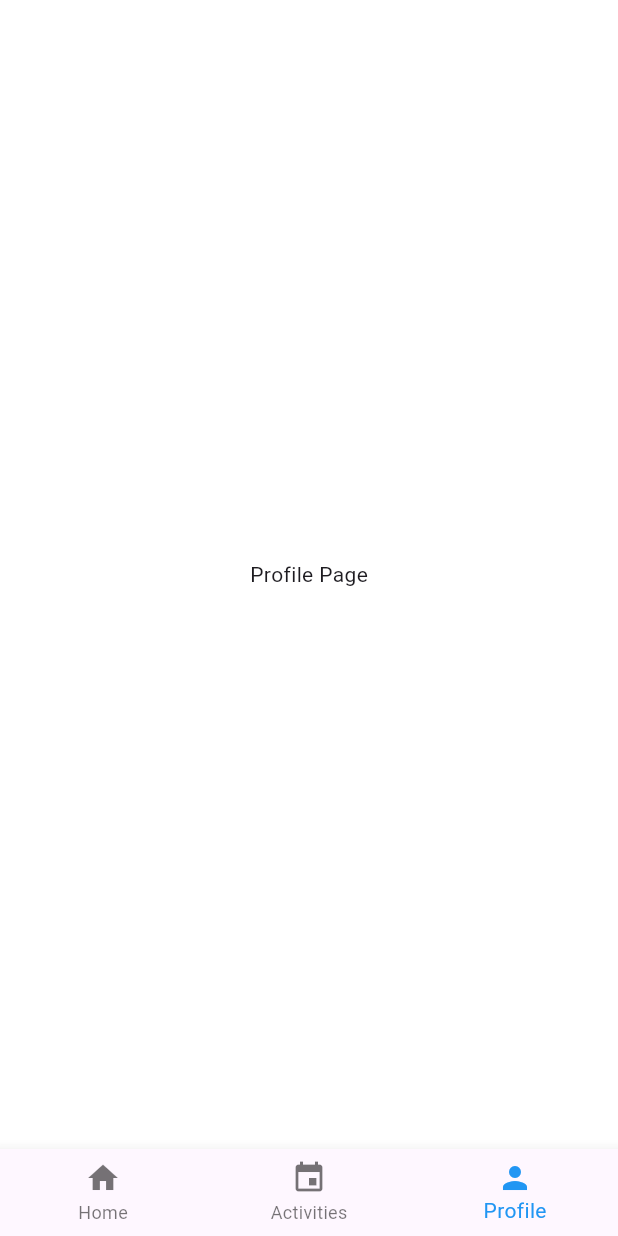
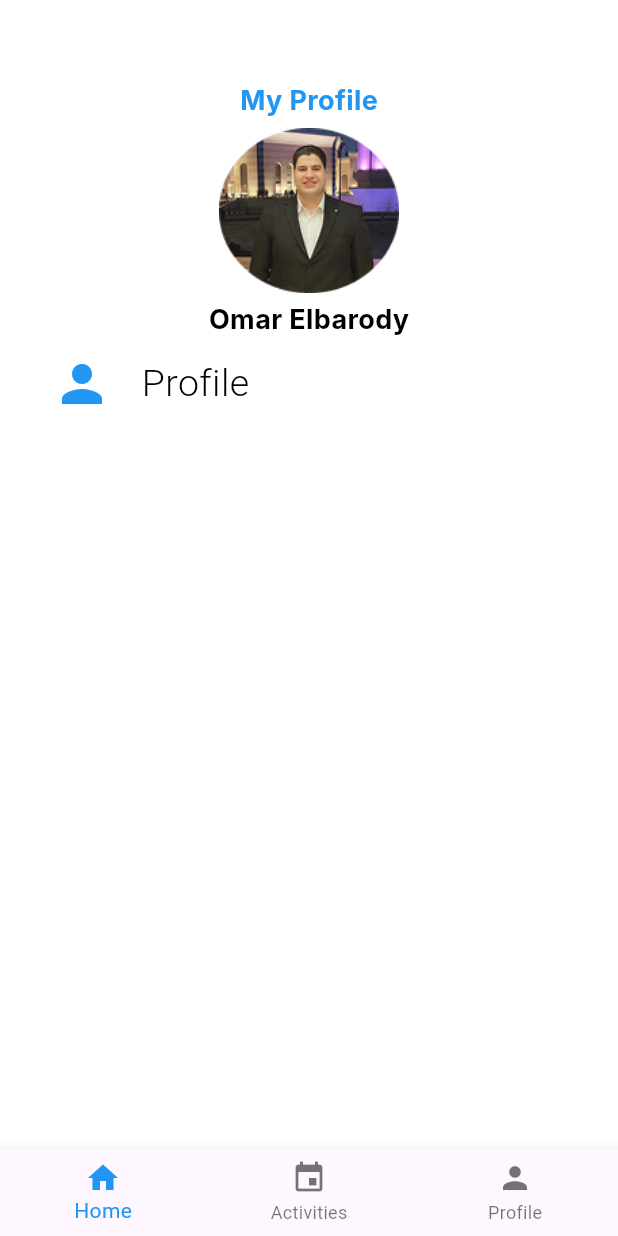
Before and after one commit to Omarelbarody/NovaHealth, a Flutter app: the DepartmentBody screen opened directly, item 3 of the bottom bar chosen, on a phone screen of 412 x 824 dp. Run offline on Flutter 3.47's test engine with Material 3 defaults, Android fonts, the phone set to English and light mode, and no system bars; our stand-ins replace dots_indicator, get, shared_preferences; accounts and stored records are empty; Roboto replaces fonts that are missing (Inter, League Spartan).

Commit message:
profile Page

```diff
--- a/lib/features/ChatBot/data/services/chat_gpt_service.dart
+++ b/lib/features/ChatBot/data/services/chat_gpt_service.dart
@@ -2,7 +2,7 @@ import 'dart:convert';
 import 'package:http/http.dart' as http;
 
 class ChatGptService {
-  static const String _apiKey = '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';
+  static const String _apiKey = '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';
   static const String _apiUrl = 'https://openrouter.ai/api/v1/chat/completions';
 
   Future<String> getMedicineInfo(String medicineName) async {
--- a/lib/features/Consultaion/presentation/widgets/department_page_body.dart
+++ b/lib/features/Consultaion/presentation/widgets/department_page_body.dart
@@ -3,6 +3,7 @@ import 'package:NovaHealth/core/widgets/space_widget.dart';
 import 'package:NovaHealth/features/Auth/presentation/pages/sign%20up/widgets/sign_up_view.dart';
 import 'package:NovaHealth/features/Consultaion/presentation/widgets/department_page_view.dart';
 import 'package:NovaHealth/features/HomePage/presentation/widgets/home_page_view.dart';
+import 'package:NovaHealth/features/ProfilePage/Presentation/widgets/profile_page_view.dart';
 import 'package:flutter/material.dart';
 import 'package:get/get.dart';
 import 'package:get/get_navigation/src/routes/transitions_type.dart';
@@ -24,15 +25,19 @@ class _DepartmentBodyState extends State<DepartmentBody> {
   ];
 
   void _onItemTapped(int index) {
-    if (index == 0) {
-      // Navigate to HomeView on home icon tap
+  switch (index) {
+    case 0:
       Get.to(() => const HomeView(), transition: Transition.fade);
-    } else {
-      setState(() {
-        _selectedIndex = index;
-      });
-    }
+      break;
+    // case 1:
+    //   Get.to(() => const ActivitiesPageView(), transition: Transition.rightToLeft);
+    //   break;
+    case 2:
+      Get.to(() => const ProfilePageView(), transition: Transition.rightToLeft);
+      break;
   }
+}
+
 
   @override
   Widget build(BuildContext context) {
--- a/lib/features/HomePage/presentation/widgets/home_page_body.dart
+++ b/lib/features/HomePage/presentation/widgets/home_page_body.dart
@@ -3,7 +3,9 @@ import 'package:NovaHealth/core/widgets/space_widget.dart';
 import 'package:NovaHealth/features/Auth/presentation/pages/sign%20up/widgets/sign_up_view.dart';
 import 'package:NovaHealth/features/ChatBot/presentation/widgets/chatbot_page_view.dart';
 import 'package:NovaHealth/features/Consultaion/presentation/widgets/department_page_view.dart';
+import 'package:NovaHealth/features/HomePage/presentation/widgets/home_page_view.dart';
 import 'package:NovaHealth/features/MedicaNews/presentation/widgets/medical_news_view.dart';
+import 'package:NovaHealth/features/ProfilePage/Presentation/widgets/profile_page_view.dart';
 import 'package:flutter/material.dart';
 import 'package:get/get.dart';
 import 'package:get/get_navigation/src/routes/transitions_type.dart';
@@ -25,10 +27,18 @@ class _HomeViewBodyState extends State<HomeViewBody> {
   ];
 
   void _onItemTapped(int index) {
-    setState(() {
-      _selectedIndex = index;
-    });
+  switch (index) {
+    case 0:
+      Get.to(() => const HomeView(), transition: Transition.fade);
+      break;
+    // case 1:
+    //   Get.to(() => const ActivitiesPageView(), transition: Transition.rightToLeft);
+    //   break;
+    case 2:
+      Get.to(() => const ProfilePageView(), transition: Transition.rightToLeft);
+      break;
   }
+}
 
   @override
   Widget build(BuildContext context) {
--- /dev/null
+++ b/lib/features/ProfilePage/Presentation/widgets/profile_page_body.dart
@@ -0,0 +1,150 @@
+import 'package:NovaHealth/core/utils/size_config.dart';
+import 'package:NovaHealth/core/widgets/space_widget.dart';
+import 'package:NovaHealth/features/Auth/presentation/pages/sign%20up/widgets/sign_up_view.dart';
+import 'package:NovaHealth/features/Consultaion/presentation/widgets/department_page_view.dart';
+import 'package:NovaHealth/features/HomePage/presentation/widgets/home_page_view.dart';
+import 'package:NovaHealth/features/ProfilePage/Presentation/widgets/profile_page_view.dart';
+import 'package:flutter/material.dart';
+import 'package:get/get.dart';
+import 'package:get/get_navigation/src/routes/transitions_type.dart';
+
+class ProfilePageBody extends StatefulWidget {
+  const ProfilePageBody({super.key});
+
+  @override
+  _ProfilePageBodyState createState() => _ProfilePageBodyState();
+}
+
+class _ProfilePageBodyState extends State<ProfilePageBody> {
+  int _selectedIndex = 0;
+
+  static const List<Widget> _pages = <Widget>[
+    DepartmentContent(),
+    Center(child: Text('Activities Page')),
+    Center(child: Text('Profile Page')),
+  ];
+
+  void _onItemTapped(int index) {
+  switch (index) {
+    case 0:
+      Get.to(() => const HomeView(), transition: Transition.fade);
+      break;
+    // case 1:
+    //   Get.to(() => const ActivitiesPageView(), transition: Transition.rightToLeft);
+    //   break;
+    case 2:
+      Get.to(() => const ProfilePageView(), transition: Transition.rightToLeft);
+      break;
+  }
+}
+
+
+  @override
+  Widget build(BuildContext context) {
+    return Scaffold(
+      body: _pages[_selectedIndex],
+      bottomNavigationBar: BottomNavigationBar(
+        items: const <BottomNavigationBarItem>[
+          BottomNavigationBarItem(
+            icon: Icon(Icons.home),
+            label: 'Home',
+          ),
+          BottomNavigationBarItem(
+            icon: Icon(Icons.event),
+            label: 'Activities',
+          ),
+          BottomNavigationBarItem(
+            icon: Icon(Icons.person),
+            label: 'Profile',
+          ),
+        ],
+        currentIndex: _selectedIndex,
+        selectedItemColor: Colors.blue,
+        onTap: _onItemTapped,
+      ),
+    );
+  }
+}
+
+class DepartmentContent extends StatelessWidget {
+  const DepartmentContent({super.key});
+
+  @override
+  Widget build(BuildContext context) {
+    return SingleChildScrollView(
+      reverse: true,
+      child: Padding(
+        padding: const EdgeInsets.all(5),
+        child: Column(
+          crossAxisAlignment: CrossAxisAlignment.start,
+          children: [
+          VerticallSpace(5),
+            //******************************************* My Profile ***************************************** */
+            Row(
+              mainAxisAlignment: MainAxisAlignment.center,
+              children: [
+
+                const Text('My Profile',
+                    style: TextStyle(
+                      fontFamily: 'Inter',
+                      fontSize: 18,
+                      fontWeight: FontWeight.bold,
+                      color: Colors.blue,
+                    )),
+              ],
+            ),
+            //*******************************************Profile Photo ***************************************** */
+            Center(
+                  child: Image.asset(
+                    'assets/images/ProfilePhoto.png',
+                    width: 120,
+                    height: 120,
+            ),
+          ),
+            //*******************************************Omar Elbarody ***************************************** */
+            Row(
+              mainAxisAlignment: MainAxisAlignment.center,
+              children: [
+
+                const Text('Omar Elbarody',
+                    style: TextStyle(
+                      fontFamily: 'Inter',
+                      fontSize: 18,
+                      fontWeight: FontWeight.bold,
+                      color: Colors.black,
+                    )),
+              ],
+            ),
+          VerticallSpace(1),
+            //*******************************************Profile ***************************************** */
+            Row(
+              children: [
+                HorizintalSpace(3),
+              Icon(
+                    Icons.person,
+                    color: Colors.blue,
+                    size: 40, // <-- control icon scale here
+                  ),
+                HorizintalSpace(2),
+                  Row(
+              children: [
+                const Text('Profile',
+                    style: TextStyle(
+                      fontFamily: 'League Spartan',
+                      fontSize: 25,
+                      fontWeight: FontWeight.w300,
+                      color: Colors.black,
+                    )),
+              ],
+            ),
+              ],
+            )
+
+
+
+          ],
+        ),
+      ),
+    );
+  }
+}
--- /dev/null
+++ b/lib/features/ProfilePage/Presentation/widgets/profile_page_view.dart
@@ -0,0 +1,12 @@
+import 'package:NovaHealth/features/ProfilePage/Presentation/widgets/profile_page_body.dart';
+import 'package:flutter/material.dart';
+
+class ProfilePageView extends StatelessWidget {
+  const ProfilePageView({super.key});
+
+  @override
+  Widget build(BuildContext context) {
+    return Scaffold(
+      body:ProfilePageBody() ,);
+  }
+}
```
Also changed, not shown: assets/images/ProfilePhoto.png (added).
